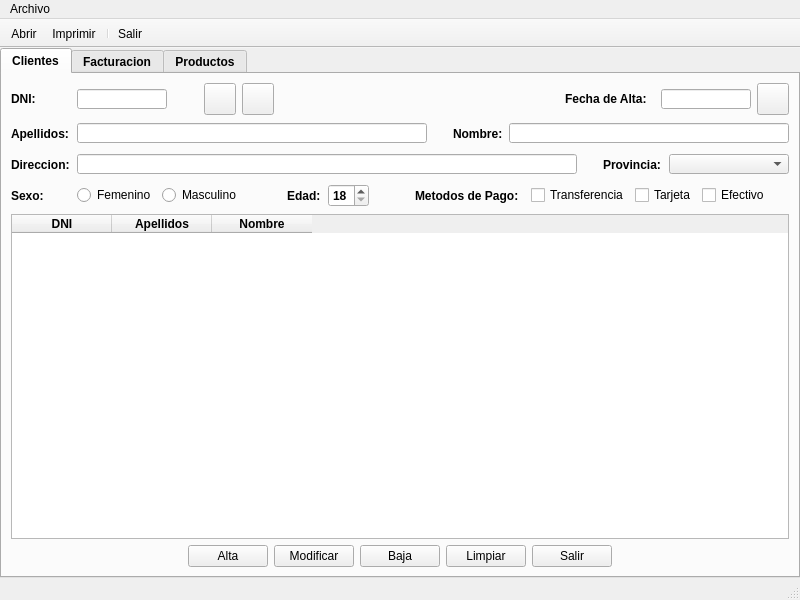
Above: venPrincipal.ui from MelonRodante/MarquezMiguel before the change. Below: the same form after it.
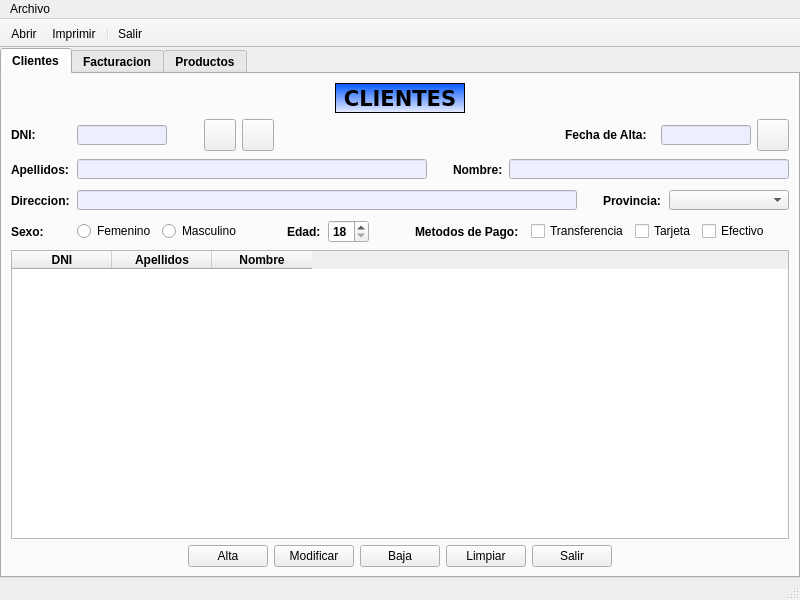
That is the form after the change. Icons and pictures are not drawn.

Commit message: Boton de busqueda y de recargar Panel y campos productos

```diff
--- a/venPrincipal.ui
+++ b/venPrincipal.ui
@@ -52,6 +52,79 @@
         <string>Clientes</string>
        </attribute>
        <layout class="QVBoxLayout" name="verticalLayout">
+        <item>
+         <layout class="QHBoxLayout" name="horizontalLayout">
+          <item>
+           <spacer name="horizontalSpacer">
+            <property name="orientation">
+             <enum>Qt::Horizontal</enum>
+            </property>
+            <property name="sizeHint" stdset="0">
+             <size>
+              <width>40</width>
+              <height>20</height>
+             </size>
+            </property>
+           </spacer>
+          </item>
+          <item>
+           <widget class="QLabel" name="label">
+            <property name="sizePolicy">
+             <sizepolicy hsizetype="Fixed" vsizetype="Fixed">
+              <horstretch>0</horstretch>
+              <verstretch>0</verstretch>
+             </sizepolicy>
+            </property>
+            <property name="minimumSize">
+             <size>
+              <width>130</width>
+              <height>30</height>
+             </size>
+            </property>
+            <property name="maximumSize">
+             <size>
+              <width>130</width>
+              <height>30</height>
+             </size>
+            </property>
+            <property name="font">
+             <font>
+              <family>Verdana</family>
+              <pointsize>16</pointsize>
+              <weight>75</weight>
+              <bold>true</bold>
+             </font>
+            </property>
+            <property name="styleSheet">
+             <string notr="true">background-color: qlineargradient(spread:pad, x1:0, y1:0, x2:0, y2:1, stop:0 rgba(0, 85, 255, 255), stop:1 rgba(237, 239, 255, 255));
+border-color: rgb(0, 0, 0);</string>
+            </property>
+            <property name="frameShape">
+             <enum>QFrame::Box</enum>
+            </property>
+            <property name="text">
+             <string>CLIENTES</string>
+            </property>
+            <property name="alignment">
+             <set>Qt::AlignCenter</set>
+            </property>
+           </widget>
+          </item>
+          <item>
+           <spacer name="horizontalSpacer_2">
+            <property name="orientation">
+             <enum>Qt::Horizontal</enum>
+            </property>
+            <property name="sizeHint" stdset="0">
+             <size>
+              <width>40</width>
+              <height>20</height>
+             </size>
+            </property>
+           </spacer>
+          </item>
+         </layout>
+        </item>
         <item>
          <layout class="QHBoxLayout" name="layout1">
           <item>
@@ -105,6 +178,9 @@
               <bold>false</bold>
              </font>
             </property>
+            <property name="styleSheet">
+             <string notr="true">background-color: rgb(237, 239, 255);</string>
+            </property>
             <property name="text">
              <string/>
             </property>
@@ -281,6 +357,12 @@
               <bold>false</bold>
              </font>
             </property>
+            <property name="focusPolicy">
+             <enum>Qt::NoFocus</enum>
+            </property>
+            <property name="styleSheet">
+             <string notr="true">background-color: rgb(237, 239, 255);</string>
+            </property>
             <property name="text">
              <string/>
             </property>
@@ -376,6 +458,9 @@
               <bold>false</bold>
              </font>
             </property>
+            <property name="styleSheet">
+             <string notr="true">background-color: rgb(237, 239, 255);</string>
+            </property>
             <property name="text">
              <string/>
             </property>
@@ -448,6 +533,9 @@
               <bold>false</bold>
              </font>
             </property>
+            <property name="styleSheet">
+             <string notr="true">background-color: rgb(237, 239, 255);</string>
+            </property>
             <property name="text">
              <string/>
             </property>
@@ -511,6 +599,9 @@
               <bold>false</bold>
              </font>
             </property>
+            <property name="styleSheet">
+             <string notr="true">background-color: rgb(237, 239, 255);</string>
+            </property>
             <property name="text">
              <string/>
             </property>
@@ -791,9 +882,33 @@
         </item>
         <item>
          <widget class="QTableWidget" name="tablaClientes">
+          <property name="focusPolicy">
+           <enum>Qt::NoFocus</enum>
+          </property>
+          <property name="styleSheet">
+           <string notr="true"> QTableView::item {
+		background-color: rgb(237, 239, 255); 
+}
+
+ QTableView::item:alternate {
+		background-color: rgb(255, 255, 255); 
+}
+
+ QTableView::item:selected {
+		color: rgb(255, 255, 255); 
+		
+	background-color: rgb(12, 93, 255);
+}</string>
+          </property>
           <property name="editTriggers">
            <set>QAbstractItemView::NoEditTriggers</set>
           </property>
+          <property name="alternatingRowColors">
+           <bool>true</bool>
+          </property>
+          <attribute name="verticalHeaderVisible">
+           <bool>false</bool>
+          </attribute>
           <column>
            <property name="text">
             <string>DNI</string>
```
Left out of the diff: 4 changed lines with no effect on the pictures. The commit also changes 5 other files.
